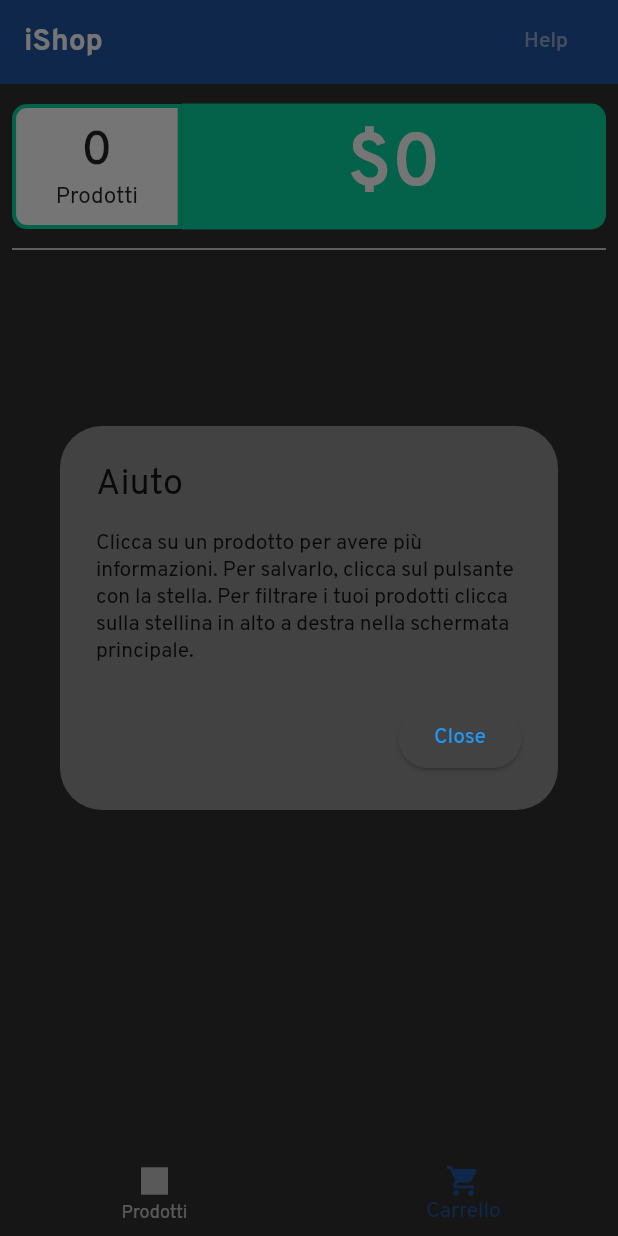
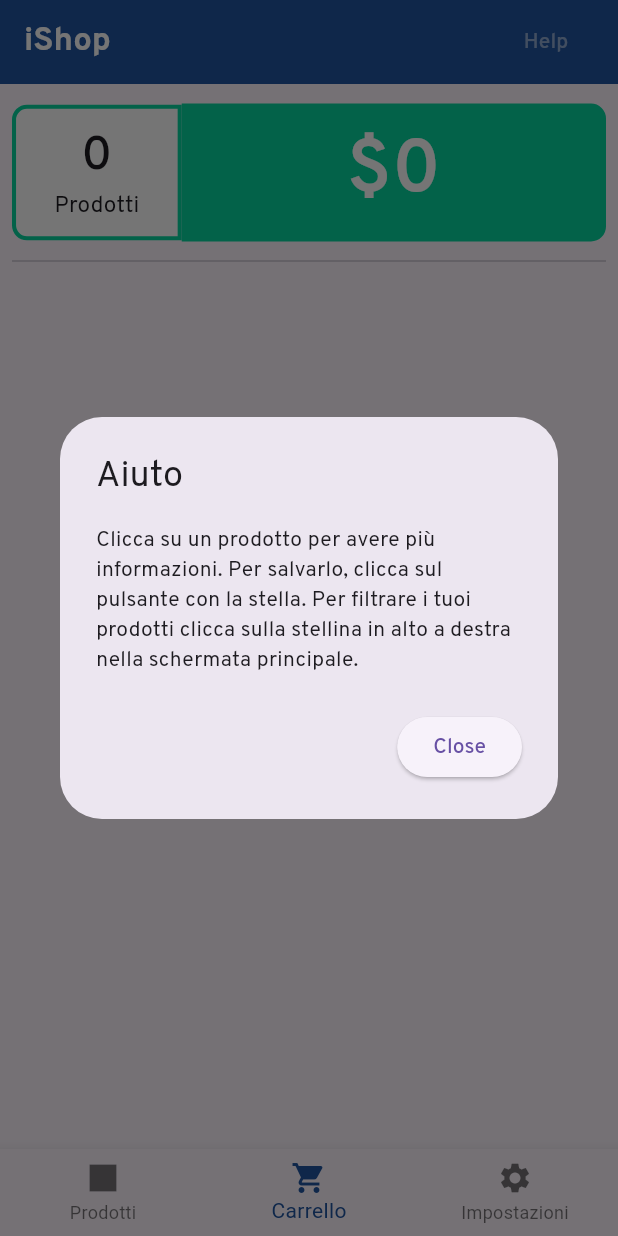
Before and after one commit to nick747/f_iShop, a Flutter app: the screen it shows after launch, item 2 of the bottom bar chosen, after a tap on "Help", on a phone screen of 412 x 824 dp. Run offline on Flutter 3.47's test engine with Material 2 defaults, Android fonts, the phone set to English and light mode, and no system bars; our stand-ins replace flutter_settings_screens, google_fonts; project files that could hold a hidden picture were left out.

Commit message:
Created Settings Screen

```diff
--- a/lib/main.dart
+++ b/lib/main.dart
@@ -2,20 +2,20 @@ import 'screens/home_screen.dart';
 import 'screens/app.dart';
 import 'package:flutter/material.dart';
 import 'package:google_fonts/google_fonts.dart';
-
-ThemeData darkTheme = ThemeData.dark().copyWith(
-  useMaterial3: true,
-  textTheme: ThemeData.light().textTheme.apply(
-        fontFamily: 'Overpass',
-      ),
-  primaryTextTheme: ThemeData.light().textTheme.apply(
-        fontFamily: 'Overpass',
-      ),
-);
+import 'package:flutter_settings_screens/flutter_settings_screens.dart';
+import './screens/settings.dart';
 
 void main() {
   const app = ECommerceApp();
-  runApp(app);
+  initSettings().then((_) {
+    runApp(app);
+  });
+}
+
+Future initSettings() async {
+  await Settings.init(
+    cacheProvider: SharePreferenceCache(),
+  );
 }
 
 class ECommerceApp extends StatelessWidget {
@@ -24,7 +24,7 @@ class ECommerceApp extends StatelessWidget {
   @override
   Widget build(BuildContext context) {
     return MaterialApp(
-      theme: darkTheme,
+      theme: ThemeData(useMaterial3: true),
       debugShowCheckedModeBanner: false,
       home: App(),
     );
--- a/lib/screens/app.dart
+++ b/lib/screens/app.dart
@@ -1,8 +1,13 @@
 import 'package:flutter/material.dart';
 import 'home_screen.dart';
 import 'cart.dart';
+import 'settings.dart';
 
 var appBarColor = 0xff2155A2;
+var primaryColor = 0xffFFFF;
+var secondaryColor = 0xff121212;
+var primaryTColor = 0xff121212;
+var secondaryTColor = 0xffFFFF;
 
 class App extends StatefulWidget {
   const App({super.key});
@@ -13,10 +18,19 @@ class App extends StatefulWidget {
 
 class _AppState extends State<App> {
   int _currentIndex = 0;
-  static List<Widget> pages = <Widget>[
-    HomeScreen(),
-    CartScreen(),
-  ];
+
+  static List<Widget> pages = <Widget>[];
+
+  @override
+  void initState() {
+    super.initState();
+
+    pages = <Widget>[
+      HomeScreen(),
+      CartScreen(),
+      SettingsScreen(notifySettingsChange: () => {setState(() {})}),
+    ];
+  }
 
   void _onItemTapped(int index) {
     setState(() {
@@ -27,64 +41,6 @@ class _AppState extends State<App> {
   @override
   Widget build(BuildContext context) {
     return Scaffold(
-      appBar: AppBar(
-        title: Row(
-          children: [
-            const Text(
-              "iShop",
-              style: TextStyle(
-                  fontWeight: FontWeight.w700,
-                  color: Colors.white,
-                  fontFamily: 'Overpass'),
-            ),
-            const Spacer(),
-            TextButton(
-              child: const Text(
-                "Help",
-                style: TextStyle(
-                    color: Color.fromRGBO(255, 255, 255, 0.5),
-                    fontFamily: 'Overpass'),
-              ),
-              onPressed: () {
-                showDialog(
-                  context: context,
-                  builder: (BuildContext context) {
-                    return AlertDialog(
-                      title: const Text(
-                        'Aiuto',
-                        style: TextStyle(
-                          fontFamily: 'Overpass',
-                        ),
-                      ),
-                      content: const Text(
-                        'Clicca su un prodotto per avere più informazioni. Per salvarlo, clicca sul pulsante con la stella. Per filtrare i tuoi prodotti clicca sulla stellina in alto a destra nella schermata principale.',
-                        style: TextStyle(
-                          fontFamily: 'Overpass',
-                        ),
-                      ),
-                      actions: <Widget>[
-                        ElevatedButton(
-                          child: const Text(
-                            'Close',
-                            style: TextStyle(
-                              fontFamily: 'Overpass',
-                            ),
-                          ),
-                          onPressed: () {
-                            Navigator.of(context).pop();
-                          },
-                        ),
-                      ],
-                    );
-                  },
-                );
-              },
-            ),
-          ],
-        ),
-        centerTitle: true,
-        backgroundColor: Color(appBarColor),
-      ),
       body: pages[_currentIndex],
       bottomNavigationBar: BottomNavigationBar(
         currentIndex: _currentIndex,
@@ -99,6 +55,10 @@ class _AppState extends State<App> {
             icon: Icon(Icons.shopping_cart),
             label: 'Carrello',
           ),
+          BottomNavigationBarItem(
+            icon: Icon(Icons.settings),
+            label: 'Impostazioni',
+          ),
         ],
       ),
     );
--- a/lib/screens/cart.dart
+++ b/lib/screens/cart.dart
@@ -2,7 +2,7 @@
 
 import 'package:ecommerce_flutter_app/screens/product_details.dart';
 import 'package:flutter/material.dart';
-
+import 'app.dart';
 import '../models/product.dart';
 import '../models/cart_list.dart';
 import 'product_card.dart';
@@ -18,6 +18,65 @@ class _CartScreenState extends State<CartScreen> {
   @override
   Widget build(BuildContext context) {
     return Scaffold(
+            appBar: AppBar(
+        title: Row(
+          children: [
+            const Text(
+              "iShop",
+              style: TextStyle(
+                  fontWeight: FontWeight.w700,
+                  color: Colors.white,
+                  fontFamily: 'Overpass'),
+            ),
+            const Spacer(),
+            TextButton(
+              child: const Text(
+                "Help",
+                style: TextStyle(
+                    color: Color.fromRGBO(255, 255, 255, 0.5),
+                    fontFamily: 'Overpass'),
+              ),
+              onPressed: () {
+                showDialog(
+                  context: context,
+                  builder: (BuildContext context) {
+                    return AlertDialog(
+                      title: const Text(
+                        'Aiuto',
+                        style: TextStyle(
+                          fontFamily: 'Overpass',
+                        ),
+                      ),
+                      content: const Text(
+                        'Clicca su un prodotto per avere più informazioni. Per salvarlo, clicca sul pulsante con la stella. Per filtrare i tuoi prodotti clicca sulla stellina in alto a destra nella schermata principale.',
+                        style: TextStyle(
+                          fontFamily: 'Overpass',
+                        ),
+                      ),
+                      actions: <Widget>[
+                        ElevatedButton(
+                          child: const Text(
+                            'Close',
+                            style: TextStyle(
+                              fontFamily: 'Overpass',
+                            ),
+                          ),
+                          onPressed: () {
+                            Navigator.of(context).pop();
+                          },
+                        ),
+                      ],
+                    );
+                  },
+                );
+              },
+            ),
+          ],
+        ),
+        centerTitle: true,
+        backgroundColor: Color(appBarColor),
+      ),
+
       body: Padding(
         padding: const EdgeInsets.only(top: 3, bottom: 8, left: 8, right: 8),
         child: SingleChildScrollView(
--- a/lib/screens/home_screen.dart
+++ b/lib/screens/home_screen.dart
@@ -2,7 +2,7 @@
 
 import 'package:ecommerce_flutter_app/screens/product_details.dart';
 import 'package:flutter/material.dart';
-
+import './app.dart';
 import '../models/product.dart';
 import '../models/product_list.dart';
 import 'product_card.dart';
@@ -19,6 +19,65 @@ class _HomeScreenState extends State<HomeScreen> {
   @override
   Widget build(BuildContext context) {
     return Scaffold(
+            appBar: AppBar(
+        title: Row(
+          children: [
+            const Text(
+              "iShop",
+              style: TextStyle(
+                  fontWeight: FontWeight.w700,
+                  color: Colors.white,
+                  fontFamily: 'Overpass'),
+            ),
+            const Spacer(),
+            TextButton(
+              child: const Text(
+                "Help",
+                style: TextStyle(
+                    color: Color.fromRGBO(255, 255, 255, 0.5),
+                    fontFamily: 'Overpass'),
+              ),
+              onPressed: () {
+                showDialog(
+                  context: context,
+                  builder: (BuildContext context) {
+                    return AlertDialog(
+                      title: const Text(
+                        'Aiuto',
+                        style: TextStyle(
+                          fontFamily: 'Overpass',
+                        ),
+                      ),
+                      content: const Text(
+                        'Clicca su un prodotto per avere più informazioni. Per salvarlo, clicca sul pulsante con la stella. Per filtrare i tuoi prodotti clicca sulla stellina in alto a destra nella schermata principale.',
+                        style: TextStyle(
+                          fontFamily: 'Overpass',
+                        ),
+                      ),
+                      actions: <Widget>[
+                        ElevatedButton(
+                          child: const Text(
+                            'Close',
+                            style: TextStyle(
+                              fontFamily: 'Overpass',
+                            ),
+                          ),
+                          onPressed: () {
+                            Navigator.of(context).pop();
+                          },
+                        ),
+                      ],
+                    );
+                  },
+                );
+              },
+            ),
+          ],
+        ),
+        centerTitle: true,
+        backgroundColor: Color(appBarColor),
+      ),
+
       body: Padding(
         padding: const EdgeInsets.only(top: 3, bottom: 8, left: 8, right: 8),
         child: SingleChildScrollView(
--- a/pubspec.yaml
+++ b/pubspec.yaml
@@ -37,6 +37,7 @@ dependencies:
   # The following adds the Cupertino Icons font to your application.
   # Use with the CupertinoIcons class for iOS style icons.
   cupertino_icons: ^1.0.2
+  flutter_settings_screens: ^0.3.3-null-safety+2
 
 dev_dependencies:
   flutter_test:
```
Also changed, not shown: lib/screens/settings.dart (added, +92 -0 lines), pubspec.lock.
